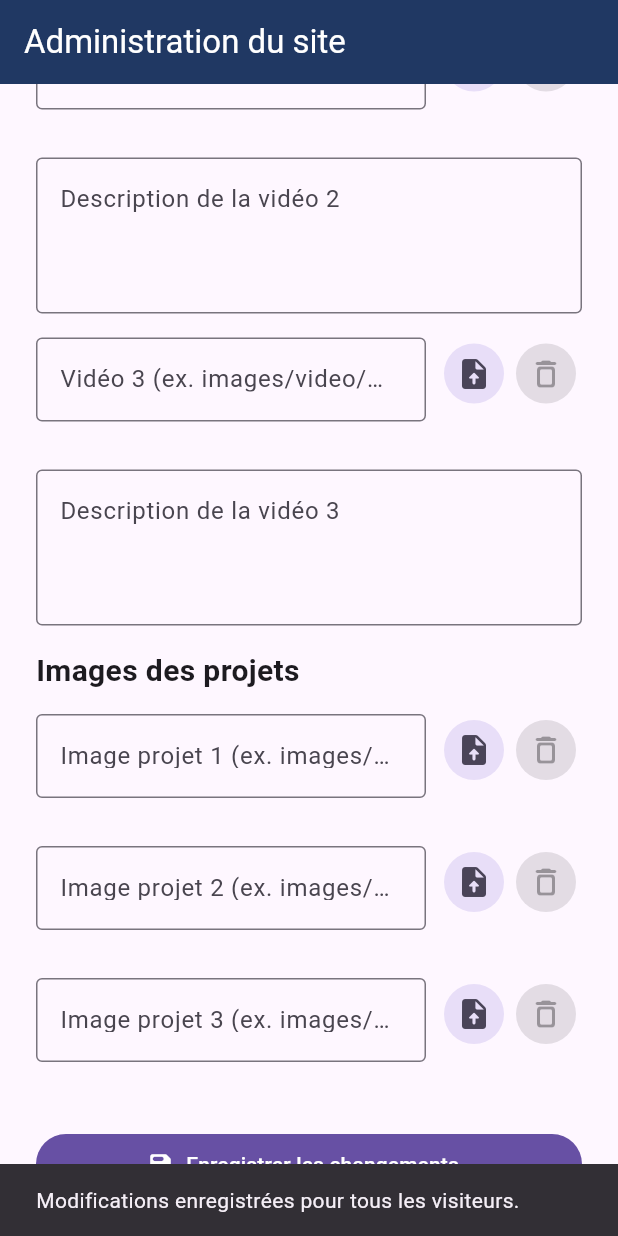
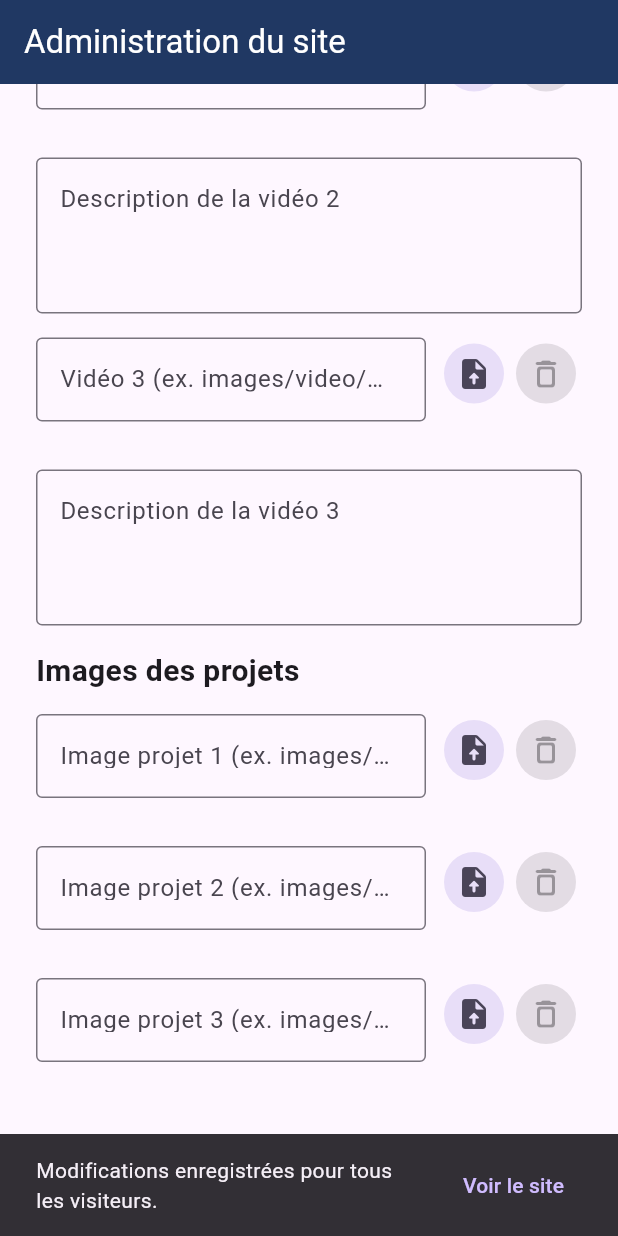
Before and after one commit to arsenekulapasa7/casa_get_sarl, a Flutter app: the AdminPage screen opened directly, scrolled down 2304 dp, after a tap on "Enregistrer les changements", on a phone screen of 412 x 824 dp. Run offline on Flutter 3.47's test engine with Material 3 defaults, Android fonts, the phone set to English and light mode, and no system bars; our stand-ins replace file_picker, shared_preferences, sqflite_common_ffi, supabase_flutter, video_player; accounts and stored records are empty; Roboto replaces fonts that are missing (Arial); project files that could hold a hidden picture were left out.

Commit message:
Add files via upload

```diff
--- a/lib/screens/admin_page.dart
+++ b/lib/screens/admin_page.dart
@@ -183,6 +183,12 @@
                 ? 'Modifications enregistrées et actualité publiée.'
                 : 'Modifications enregistrées pour tous les visiteurs.',
           ),
+          action: SnackBarAction(
+            label: 'Voir le site',
+            onPressed: () => Navigator.of(
+              context,
+            ).pushNamedAndRemoveUntil('/', (route) => false),
+          ),
         ),
       );
     } catch (error) {
@@ -351,7 +357,7 @@
             ),
             const SizedBox(height: 8),
             const Text(
-              'Les changements sont sauvegardés localement sur cet appareil.',
+              'Les changements sont sauvegardés en ligne et visibles par les visiteurs.',
             ),
             const SizedBox(height: 28),
             const Text(
```
